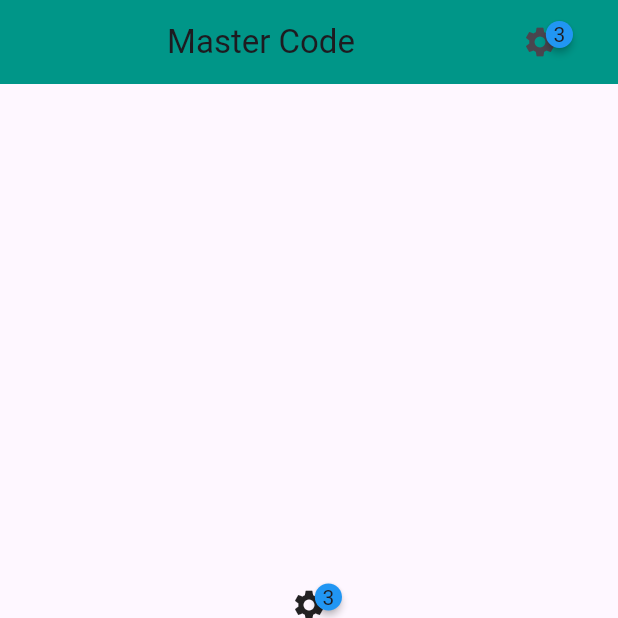
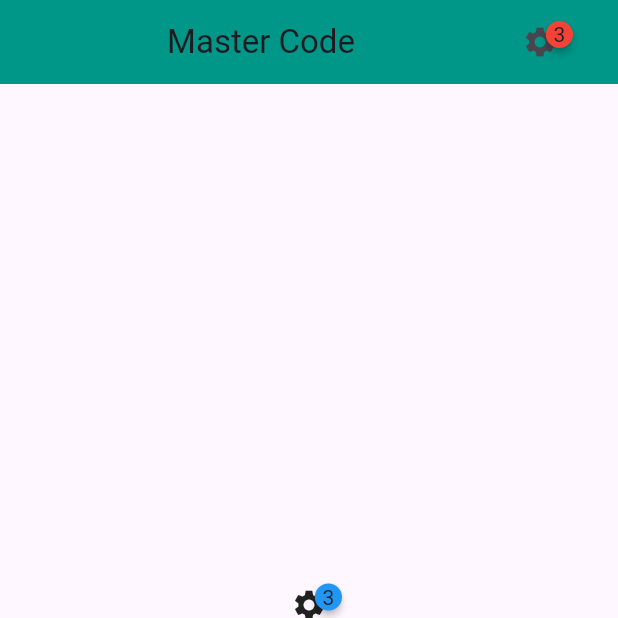
Before and after one commit to Mazhar135/untitled2, a Flutter app: the screen it shows after launch, on a phone screen of 412 x 824 dp, the top half of it. Run offline on Flutter 3.47's test engine with Material 3 defaults, Android fonts, the phone set to English and light mode, and no system bars; drawn by our look-alikes of badges; our stand-ins replace font_awesome_flutter, readmore.

```diff
--- a/lib/homescreen.dart
+++ b/lib/homescreen.dart
@@ -22,7 +22,7 @@ class HomeView extends StatelessWidget {
 
           badgeAnimation: badges.BadgeAnimation.fade(),
           badgeStyle: badges.BadgeStyle(
-            badgeColor: Colors.blue,
+            badgeColor: Colors.red,
             shape: badges.BadgeShape.circle,
           ),
           child: Icon(Icons.settings),
```
